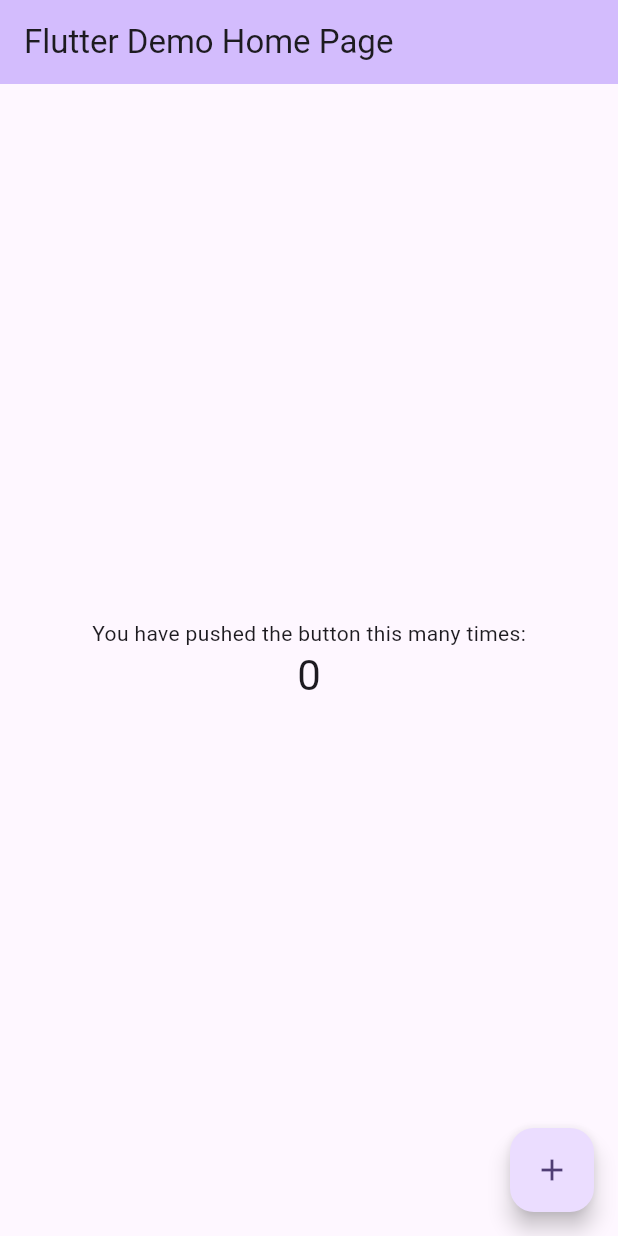
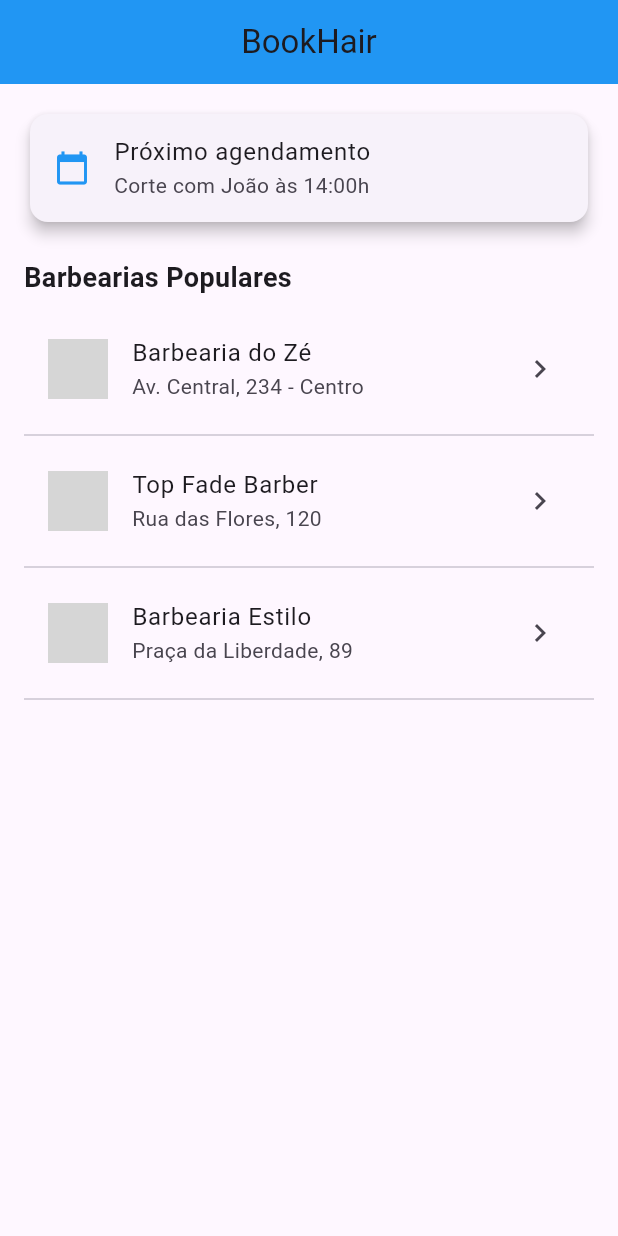
Before and after one commit to lucasfeva/Bookhair, a Flutter app: the screen it shows after launch, on a phone screen of 412 x 824 dp. Run offline on Flutter 3.47's test engine with Material 3 defaults, Android fonts, the light colour scheme and no system bars; network calls fail; grey boxes are pictures that could not be loaded.

Commit message:
chore: settings folders

```diff
--- a/lib/main.dart
+++ b/lib/main.dart
@@ -1,122 +1,23 @@
 import 'package:flutter/material.dart';
+import 'screens/home.dart';
 
 void main() {
-  runApp(const MyApp());
+  runApp(const BookHairApp());
 }
 
-class MyApp extends StatelessWidget {
-  const MyApp({super.key});
+class BookHairApp extends StatelessWidget {
+  const BookHairApp({super.key});
 
-  // This widget is the root of your application.
   @override
   Widget build(BuildContext context) {
     return MaterialApp(
-      title: 'Flutter Demo',
+      title: 'BookHair',
+      debugShowCheckedModeBanner: false,
       theme: ThemeData(
-        // This is the theme of your application.
-        //
-        // TRY THIS: Try running your application with "flutter run". You'll see
-        // the application has a purple toolbar. Then, without quitting the app,
-        // try changing the seedColor in the colorScheme below to Colors.green
-        // and then invoke "hot reload" (save your changes or press the "hot
-        // reload" button in a Flutter-supported IDE, or press "r" if you used
-        // the command line to start the app).
-        //
-        // Notice that the counter didn't reset back to zero; the application
-        // state is not lost during the reload. To reset the state, use hot
-        // restart instead.
-        //
-        // This works for code too, not just values: Most code changes can be
-        // tested with just a hot reload.
-        colorScheme: ColorScheme.fromSeed(seedColor: Colors.deepPurple),
+        primarySwatch: Colors.blue,
+        useMaterial3: true,
       ),
-      home: const MyHomePage(title: 'Flutter Demo Home Page'),
+      home: const HomeScreen(),
     );
   }
 }
-
-class MyHomePage extends StatefulWidget {
-  const MyHomePage({super.key, required this.title});
-
-  // This widget is the home page of your application. It is stateful, meaning
-  // that it has a State object (defined below) that contains fields that affect
-  // how it looks.
-
-  // This class is the configuration for the state. It holds the values (in this
-  // case the title) provided by the parent (in this case the App widget) and
-  // used by the build method of the State. Fields in a Widget subclass are
-  // always marked "final".
-
-  final String title;
-
-  @override
-  State<MyHomePage> createState() => _MyHomePageState();
-}
-
-class _MyHomePageState extends State<MyHomePage> {
-  int _counter = 0;
-
-  void _incrementCounter() {
-    setState(() {
-      // This call to setState tells the Flutter framework that something has
-      // changed in this State, which causes it to rerun the build method below
-      // so that the display can reflect the updated values. If we changed
-      // _counter without calling setState(), then the build method would not be
-      // called again, and so nothing would appear to happen.
-      _counter++;
-    });
-  }
-
-  @override
-  Widget build(BuildContext context) {
-    // This method is rerun every time setState is called, for instance as done
-    // by the _incrementCounter method above.
-    //
-    // The Flutter framework has been optimized to make rerunning build methods
-    // fast, so that you can just rebuild anything that needs updating rather
-    // than having to individually change instances of widgets.
-    return Scaffold(
-      appBar: AppBar(
-        // TRY THIS: Try changing the color here to a specific color (to
-        // Colors.amber, perhaps?) and trigger a hot reload to see the AppBar
-        // change color while the other colors stay the same.
-        backgroundColor: Theme.of(context).colorScheme.inversePrimary,
-        // Here we take the value from the MyHomePage object that was created by
-        // the App.build method, and use it to set our appbar title.
-        title: Text(widget.title),
-      ),
-      body: Center(
-        // Center is a layout widget. It takes a single child and positions it
-        // in the middle of the parent.
-        child: Column(
-          // Column is also a layout widget. It takes a list of children and
-          // arranges them vertically. By default, it sizes itself to fit its
-          // children horizontally, and tries to be as tall as its parent.
-          //
-          // Column has various properties to control how it sizes itself and
-          // how it positions its children. Here we use mainAxisAlignment to
-          // center the children vertically; the main axis here is the vertical
-          // axis because Columns are vertical (the cross axis would be
-          // horizontal).
-          //
-          // TRY THIS: Invoke "debug painting" (choose the "Toggle Debug Paint"
-          // action in the IDE, or press "p" in the console), to see the
-          // wireframe for each widget.
-          mainAxisAlignment: MainAxisAlignment.center,
-          children: <Widget>[
-            const Text('You have pushed the button this many times:'),
-            Text(
-              '$_counter',
-              style: Theme.of(context).textTheme.headlineMedium,
-            ),
-          ],
-        ),
-      ),
-      floatingActionButton: FloatingActionButton(
-        onPressed: _incrementCounter,
-        tooltip: 'Increment',
-        child: const Icon(Icons.add),
-      ), // This trailing comma makes auto-formatting nicer for build methods.
-    );
-  }
-}
--- /dev/null
+++ b/lib/screens/home.dart
@@ -0,0 +1,79 @@
+import 'package:flutter/material.dart';
+
+class HomeScreen extends StatelessWidget {
+  const HomeScreen({super.key});
+
+  @override
+  Widget build(BuildContext context) {
+    return Scaffold(
+      appBar: AppBar(
+        title: const Text('BookHair'),
+        centerTitle: true,
+        backgroundColor: Colors.blue,
+      ),
+      body: SingleChildScrollView(
+        padding: const EdgeInsets.all(16),
+        child: Column(
+          crossAxisAlignment: CrossAxisAlignment.start,
+          children: [
+            Card(
+              elevation: 4,
+              shape: RoundedRectangleBorder(
+                borderRadius: BorderRadius.circular(12),
+              ),
+              child: ListTile(
+                leading: const Icon(Icons.calendar_today, color: Colors.blue),
+                title: const Text('Próximo agendamento'),
+                subtitle: const Text('Corte com João às 14:00h'),
+              ),
+            ),
+            const SizedBox(height: 20),
+            const Text(
+              'Barbearias Populares',
+              style: TextStyle(fontSize: 18, fontWeight: FontWeight.bold),
+            ),
+            const SizedBox(height: 12),
+            _buildBarbeariaTile(
+              context,
+              nome: 'Barbearia do Zé',
+              endereco: 'Av. Central, 234 - Centro',
+              imagem: 'https://i.pravatar.cc/150?img=10',
+            ),
+            _buildBarbeariaTile(
+              context,
+              nome: 'Top Fade Barber',
+              endereco: 'Rua das Flores, 120',
+              imagem: 'https://i.pravatar.cc/150?img=12',
+            ),
+            _buildBarbeariaTile(
+              context,
+              nome: 'Barbearia Estilo',
+              endereco: 'Praça da Liberdade, 89',
+              imagem: 'https://i.pravatar.cc/150?img=13',
+            ),
+          ],
+        ),
+      ),
+    );
+  }
+
+  Widget _buildBarbeariaTile(BuildContext context,
+      {required String nome, required String endereco, required String imagem}) {
+    return Column(
+      children: [
+        ListTile(
+          leading: CircleAvatar(
+            backgroundImage: NetworkImage(imagem),
+          ),
+          title: Text(nome),
+          subtitle: Text(endereco),
+          trailing: const Icon(Icons.chevron_right),
+          onTap: () {
+            // Ação ao tocar na barbearia
+          },
+        ),
+        const Divider(),
+      ],
+    );
+  }
+}
```
Also changed, not shown: lib/components/button.dart (added), 2 other files.
